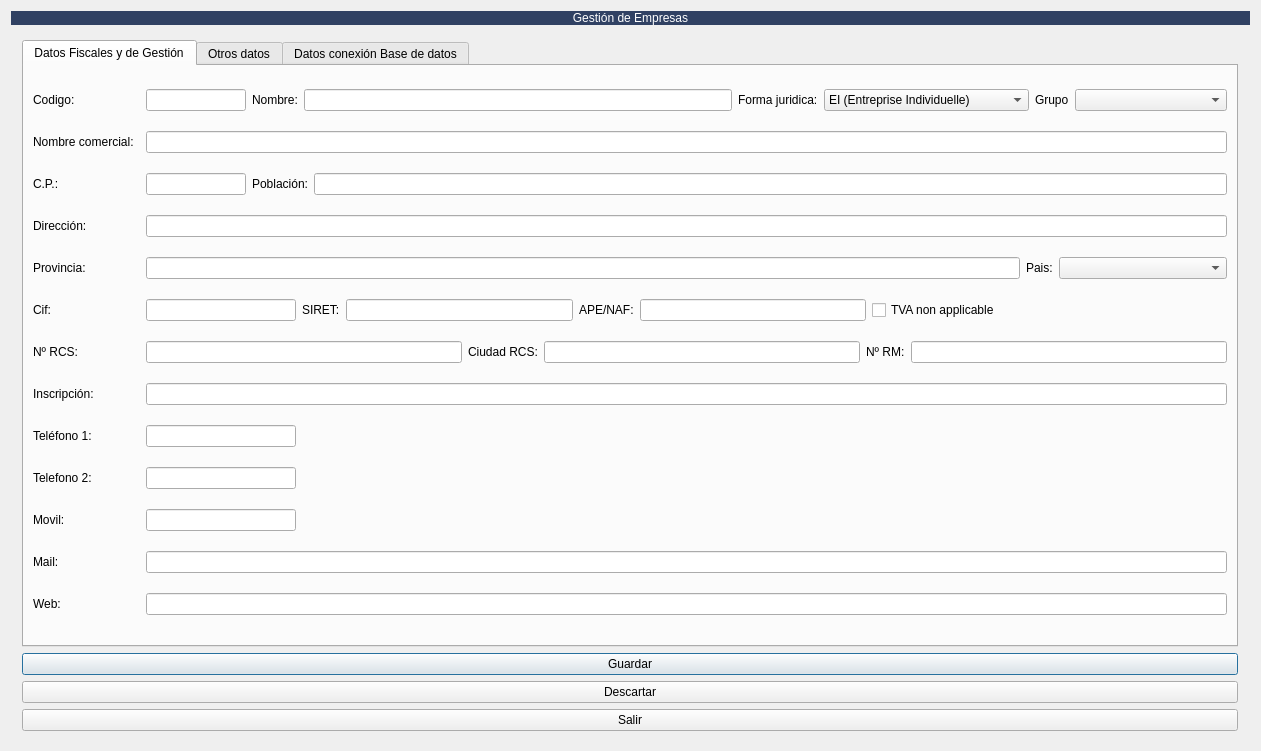
Before: the Qt Designer form app/ui/frmempresas.ui in MarcArtStudio3D/creative_ERP, drawn with Qt 5.
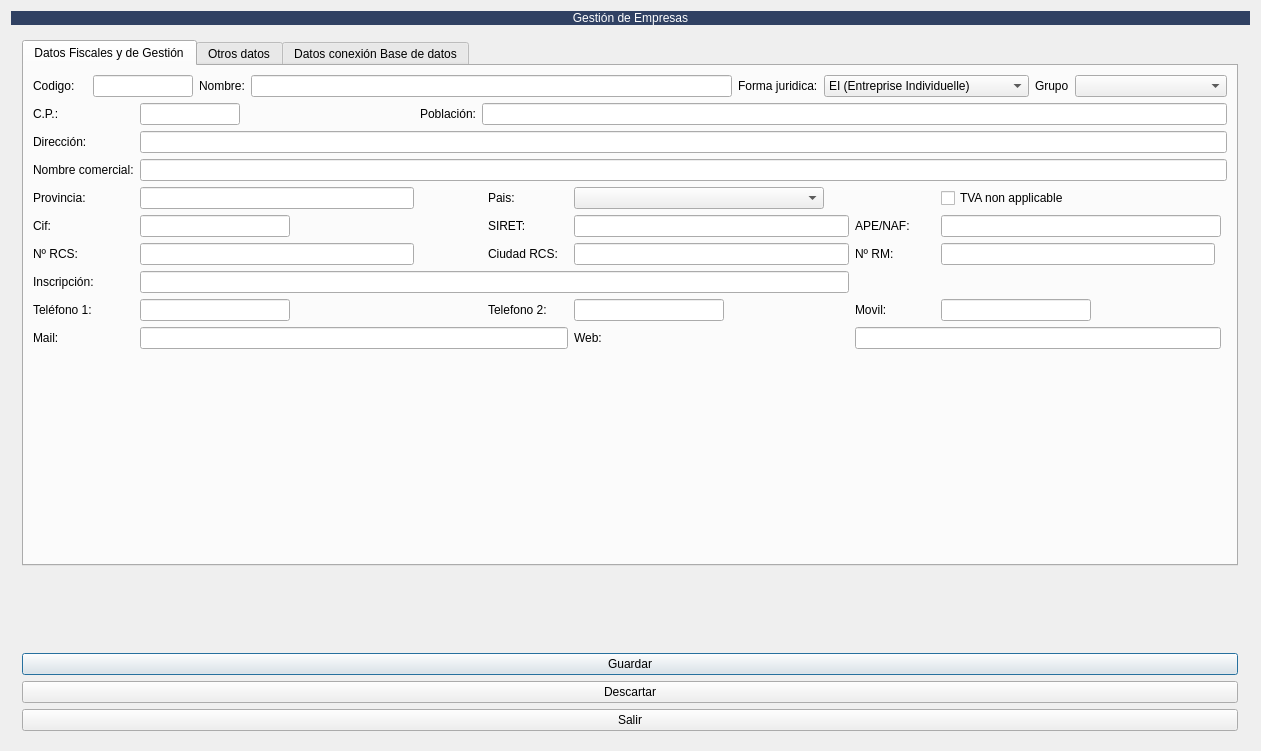
After: the same form once the commit is applied. Icons and pictures are not drawn.

The edit to the form file:
```diff
--- a/app/ui/frmempresas.ui
+++ b/app/ui/frmempresas.ui
@@ -25,7 +25,7 @@
      </property>
      <widget class="QWidget" name="create_page_empresa">
       <layout class="QGridLayout" name="gridLayout_14">
-       <item row="3" column="0">
+       <item row="4" column="0">
         <widget class="QPushButton" name="btn_guardar_nuevo">
          <property name="text">
           <string>Guardar</string>
@@ -36,13 +36,26 @@
          </property>
         </widget>
        </item>
-       <item row="4" column="0">
+       <item row="5" column="0">
         <widget class="QPushButton" name="pushButton">
          <property name="text">
           <string>Descartar</string>
          </property>
         </widget>
        </item>
+       <item row="6" column="0">
+        <widget class="QPushButton" name="btn_salir">
+         <property name="maximumSize">
+          <size>
+           <width>16777215</width>
+           <height>16777215</height>
+          </size>
+         </property>
+         <property name="text">
+          <string>Salir</string>
+         </property>
+        </widget>
+       </item>
        <item row="2" column="0">
         <widget class="QTabWidget" name="tabWidget">
          <property name="maximumSize">
@@ -62,298 +75,6 @@
            <string>Datos Fiscales y de Gestión</string>
           </attribute>
           <layout class="QGridLayout" name="gridLayout_12">
-           <item row="6" column="0">
-            <widget class="QLabel" name="label_22">
-             <property name="sizePolicy">
-              <sizepolicy hsizetype="Maximum" vsizetype="Preferred">
-               <horstretch>0</horstretch>
-               <verstretch>0</verstretch>
-              </sizepolicy>
-             </property>
-             <property name="minimumSize">
-              <size>
-               <width>66</width>
-               <height>0</height>
-              </size>
-             </property>
-             <property name="text">
-              <string>Cif:</string>
-             </property>
-            </widget>
-           </item>
-           <item row="10" column="0" colspan="2">
-            <widget class="QLabel" name="label_17">
-             <property name="sizePolicy">
-              <sizepolicy hsizetype="Maximum" vsizetype="Preferred">
-               <horstretch>0</horstretch>
-               <verstretch>0</verstretch>
-              </sizepolicy>
-             </property>
-             <property name="minimumSize">
-              <size>
-               <width>80</width>
-               <height>0</height>
-              </size>
-             </property>
-             <property name="text">
-              <string>Teléfono 1:</string>
-             </property>
-            </widget>
-           </item>
-           <item row="15" column="3">
-            <widget class="QLineEdit" name="txtcMail"/>
-           </item>
-           <item row="7" column="0">
-            <widget class="QLabel" name="label_53">
-             <property name="text">
-              <string>Nº RCS:</string>
-             </property>
-            </widget>
-           </item>
-           <item row="0" column="0">
-            <widget class="QLabel" name="label_74">
-             <property name="text">
-              <string>Codigo:</string>
-             </property>
-            </widget>
-           </item>
-           <item row="10" column="3">
-            <widget class="QLineEdit" name="txttelefono1">
-             <property name="maximumSize">
-              <size>
-               <width>150</width>
-               <height>16777215</height>
-              </size>
-             </property>
-             <property name="text">
-              <string/>
-             </property>
-             <property name="clearButtonEnabled">
-              <bool>true</bool>
-             </property>
-            </widget>
-           </item>
-           <item row="5" column="0" colspan="2">
-            <widget class="QLabel" name="label_15">
-             <property name="sizePolicy">
-              <sizepolicy hsizetype="Maximum" vsizetype="Preferred">
-               <horstretch>0</horstretch>
-               <verstretch>0</verstretch>
-              </sizepolicy>
-             </property>
-             <property name="text">
-              <string>Provincia:</string>
-             </property>
-            </widget>
-           </item>
-           <item row="9" column="3">
-            <widget class="QLineEdit" name="txtcInscripcion">
-             <property name="clearButtonEnabled">
-              <bool>true</bool>
-             </property>
-            </widget>
-           </item>
-           <item row="13" column="3">
-            <widget class="QLineEdit" name="txtMovil">
-             <property name="maximumSize">
-              <size>
-               <width>150</width>
-               <height>16777215</height>
-              </size>
-             </property>
-            </widget>
-           </item>
-           <item row="11" column="3">
-            <widget class="QLineEdit" name="txttelefono2">
-             <property name="maximumSize">
-              <size>
-               <width>150</width>
-               <height>16777215</height>
-              </size>
-             </property>
-             <property name="text">
-              <string/>
-             </property>
-             <property name="clearButtonEnabled">
-              <bool>true</bool>
-             </property>
-            </widget>
-           </item>
-           <item row="16" column="3">
-            <widget class="QLineEdit" name="txtweb"/>
-           </item>
-           <item row="13" column="0">
-            <widget class="QLabel" name="label_19">
-             <property name="sizePolicy">
-              <sizepolicy hsizetype="Maximum" vsizetype="Preferred">
-               <horstretch>0</horstretch>
-               <verstretch>0</verstretch>
-              </sizepolicy>
-             </property>
-             <property name="minimumSize">
-              <size>
-               <width>80</width>
-               <height>0</height>
-              </size>
-             </property>
-             <property name="text">
-              <string>Movil:</string>
-             </property>
-            </widget>
-           </item>
-           <item row="1" column="3">
-            <widget class="QLineEdit" name="txtNombreComercial"/>
-           </item>
-           <item row="9" column="0" colspan="2">
-            <widget class="QLabel" name="label_23">
-             <property name="sizePolicy">
-              <sizepolicy hsizetype="Maximum" vsizetype="Preferred">
-               <horstretch>0</horstretch>
-               <verstretch>0</verstretch>
-              </sizepolicy>
-             </property>
-             <property name="text">
-              <string>Inscripción:</string>
-             </property>
-            </widget>
-           </item>
-           <item row="3" column="0" colspan="2">
-            <widget class="QLabel" name="label_13">
-             <property name="sizePolicy">
-              <sizepolicy hsizetype="Maximum" vsizetype="Preferred">
-               <horstretch>0</horstretch>
-               <verstretch>0</verstretch>
-              </sizepolicy>
-             </property>
-             <property name="text">
-              <string>Dirección:</string>
-             </property>
-            </widget>
-           </item>
-           <item row="7" column="3">
-            <layout class="QHBoxLayout" name="horizontalLayout_7">
-             <item>
-              <widget class="QLineEdit" name="lineEdit_4"/>
-             </item>
-             <item>
-              <widget class="QLabel" name="label_54">
-               <property name="text">
-                <string>Ciudad RCS:</string>
-               </property>
-              </widget>
-             </item>
-             <item>
-              <widget class="QLineEdit" name="lineEdit_5"/>
-             </item>
-             <item>
-              <widget class="QLabel" name="label_57">
-               <property name="text">
-                <string>Nº RM:</string>
-               </property>
-              </widget>
-             </item>
-             <item>
-              <widget class="QLineEdit" name="lineEdit_6"/>
-             </item>
-            </layout>
-           </item>
-           <item row="15" column="0">
-            <widget class="QLabel" name="label_20">
-             <property name="sizePolicy">
-              <sizepolicy hsizetype="Maximum" vsizetype="Preferred">
-               <horstretch>0</horstretch>
-               <verstretch>0</verstretch>
-              </sizepolicy>
-             </property>
-             <property name="minimumSize">
-              <size>
-               <width>80</width>
-               <height>0</height>
-              </size>
-             </property>
-             <property name="text">
-              <string>Mail:</string>
-             </property>
-            </widget>
-           </item>
-           <item row="5" column="3">
-            <layout class="QHBoxLayout" name="horizontalLayout_2">
-             <item>
-              <widget class="QLineEdit" name="txtprovincia">
-               <property name="clearButtonEnabled">
-                <bool>true</bool>
-               </property>
-              </widget>
-             </item>
-             <item>
-              <widget class="QLabel" name="label_16">
-               <property name="sizePolicy">
-                <sizepolicy hsizetype="Maximum" vsizetype="Preferred">
-                 <horstretch>0</horstretch>
-                 <verstretch>0</verstretch>
-                </sizepolicy>
-               </property>
-               <property name="text">
-                <string>Pais:</string>
-               </property>
-              </widget>
-             </item>
-             <item>
-              <widget class="QComboBox" name="cboPais_create">
-               <property name="minimumSize">
-                <size>
-                 <width>168</width>
-                 <height>0</height>
-                </size>
-               </property>
-               <property name="maximumSize">
-                <size>
-                 <width>250</width>
-                 <height>16777215</height>
-                </size>
-               </property>
-              </widget>
-             </item>
-            </layout>
-           </item>
-           <item row="11" column="0" colspan="2">
-            <widget class="QLabel" name="label_18">
-             <property name="sizePolicy">
-              <sizepolicy hsizetype="Maximum" vsizetype="Preferred">
-               <horstretch>0</horstretch>
-               <verstretch>0</verstretch>
-              </sizepolicy>
-             </property>
-             <property name="minimumSize">
-              <size>
-               <width>80</width>
-               <height>0</height>
-              </size>
-             </property>
-             <property name="text">
-              <string>Telefono 2:</string>
-             </property>
-            </widget>
-           </item>
-           <item row="16" column="0" colspan="2">
-            <widget class="QLabel" name="label_21">
-             <property name="sizePolicy">
-              <sizepolicy hsizetype="Maximum" vsizetype="Preferred">
-               <horstretch>0</horstretch>
-               <verstretch>0</verstretch>
-              </sizepolicy>
-             </property>
-             <property name="minimumSize">
-              <size>
-               <width>80</width>
-               <height>0</height>
-              </size>
-             </property>
-             <property name="text">
-              <string>Web:</string>
-             </property>
-            </widget>
-           </item>
            <item row="0" column="3">
             <layout class="QHBoxLayout" name="horizontalLayout_4">
              <item>
@@ -501,121 +222,401 @@
              </item>
             </layout>
            </item>
-           <item row="6" column="3">
-            <layout class="QHBoxLayout" name="horizontalLayout_6">
-             <item>
-              <widget class="QLineEdit" name="txtcif">
-               <property name="maximumSize">
-                <size>
-                 <width>150</width>
-                 <height>16777215</height>
-                </size>
-               </property>
-               <property name="clearButtonEnabled">
-                <bool>true</bool>
-               </property>
-              </widget>
-             </item>
-             <item>
+           <item row="0" column="0">
+            <widget class="QLabel" name="label_74">
+             <property name="text">
+              <string>Codigo:</string>
+             </property>
+            </widget>
+           </item>
+           <item row="3" column="0" colspan="4">
+            <layout class="QGridLayout" name="gridLayout_6">
+             <item row="4" column="5">
               <widget class="QLabel" name="label_32">
                <property name="text">
                 <string>SIRET:</string>
                </property>
               </widget>
              </item>
-             <item>
+             <item row="3" column="2">
+              <widget class="QLineEdit" name="txtprovincia">
+               <property name="clearButtonEnabled">
+                <bool>true</bool>
+               </property>
+              </widget>
+             </item>
+             <item row="2" column="2" colspan="9">
+              <widget class="QLineEdit" name="txtNombreComercial"/>
+             </item>
+             <item row="7" column="5">
+              <widget class="QLabel" name="label_18">
+               <property name="sizePolicy">
+                <sizepolicy hsizetype="Maximum" vsizetype="Preferred">
+                 <horstretch>0</horstretch>
+                 <verstretch>0</verstretch>
+                </sizepolicy>
+               </property>
+               <property name="minimumSize">
+                <size>
+                 <width>80</width>
+                 <height>0</height>
+                </size>
+               </property>
+               <property name="text">
+                <string>Telefono 2:</string>
+               </property>
+              </widget>
+             </item>
+             <item row="6" column="2" colspan="5">
+              <widget class="QLineEdit" name="txtcInscripcion">
+               <property name="clearButtonEnabled">
+                <bool>true</bool>
+               </property>
+              </widget>
+             </item>
+             <item row="4" column="1">
+              <widget class="QLabel" name="label_22">
+               <property name="sizePolicy">
+                <sizepolicy hsizetype="Maximum" vsizetype="Preferred">
+                 <horstretch>0</horstretch>
+                 <verstretch>0</verstretch>
+                </sizepolicy>
+               </property>
+               <property name="minimumSize">
+                <size>
+                 <width>66</width>
+                 <height>0</height>
+                </size>
+               </property>
+               <property name="text">
+                <string>Cif:</string>
+               </property>
+              </widget>
+             </item>
+             <item row="5" column="5">
+              <widget class="QLabel" name="label_54">
+               <property name="text">
+                <string>Ciudad RCS:</string>
+               </property>
+              </widget>
+             </item>
+             <item row="7" column="6">
+              <widget class="QLineEdit" name="txttelefono2">
+               <property name="maximumSize">
+                <size>
+                 <width>150</width>
+                 <height>16777215</height>
+                </size>
+               </property>
+               <property name="text">
+                <string/>
+               </property>
+               <property name="clearButtonEnabled">
+                <bool>true</bool>
+               </property>
+              </widget>
+             </item>
+             <item row="3" column="8">
+              <widget class="QCheckBox" name="chkTVA">
+               <property name="text">
+                <string>TVA non applicable</string>
+               </property>
+              </widget>
+             </item>
+             <item row="5" column="2">
+              <widget class="QLineEdit" name="lineEdit_4"/>
+             </item>
+             <item row="5" column="7">
+              <widget class="QLabel" name="label_57">
+               <property name="text">
+                <string>Nº RM:</string>
+               </property>
+              </widget>
+             </item>
+             <item row="4" column="6">
               <widget class="QLineEdit" name="lineEdit_2"/>
              </item>
-             <item>
+             <item row="1" column="2" colspan="9">
+              <widget class="QLineEdit" name="txtdireccion1">
+               <property name="clearButtonEnabled">
+                <bool>true</bool>
+               </property>
+              </widget>
+             </item>
+             <item row="0" column="1">
+              <widget class="QLabel" name="label_14">
+               <property name="sizePolicy">
+                <sizepolicy hsizetype="Maximum" vsizetype="Preferred">
+                 <horstretch>0</horstretch>
+                 <verstretch>0</verstretch>
+                </sizepolicy>
+               </property>
+               <property name="text">
+                <string>C.P.:</string>
+               </property>
+              </widget>
+             </item>
+             <item row="7" column="7">
+              <widget class="QLabel" name="label_19">
+               <property name="sizePolicy">
+                <sizepolicy hsizetype="Maximum" vsizetype="Preferred">
+                 <horstretch>0</horstretch>
+                 <verstretch>0</verstretch>
+                </sizepolicy>
+               </property>
+               <property name="minimumSize">
+                <size>
+                 <width>80</width>
+                 <height>0</height>
+                </size>
+               </property>
+               <property name="text">
+                <string>Movil:</string>
+               </property>
+              </widget>
+             </item>
+             <item row="4" column="8" colspan="2">
+              <widget class="QLineEdit" name="lineEdit_3"/>
+             </item>
+             <item row="1" column="1">
+              <widget class="QLabel" name="label_13">
+               <property name="sizePolicy">
+                <sizepolicy hsizetype="Maximum" vsizetype="Preferred">
+                 <horstretch>0</horstretch>
+                 <verstretch>0</verstretch>
+                </sizepolicy>
+               </property>
+               <property name="text">
+                <string>Dirección:</string>
+               </property>
+              </widget>
+             </item>
+             <item row="0" column="2">
+              <widget class="QLineEdit" name="txtcp">
+               <property name="maximumSize">
+                <size>
+                 <width>100</width>
+                 <height>16777215</height>
+                </size>
+               </property>
+               <property name="clearButtonEnabled">
+                <bool>true</bool>
+               </property>
+              </widget>
+             </item>
+             <item row="5" column="1">
+              <widget class="QLabel" name="label_53">
+               <property name="text">
+                <string>Nº RCS:</string>
+               </property>
+              </widget>
+             </item>
+             <item row="3" column="5">
+              <widget class="QLabel" name="label_16">
+               <property name="sizePolicy">
+                <sizepolicy hsizetype="Maximum" vsizetype="Preferred">
+                 <horstretch>0</horstretch>
+                 <verstretch>0</verstretch>
+                </sizepolicy>
+               </property>
+               <property name="text">
+                <string>Pais:</string>
+               </property>
+              </widget>
+             </item>
+             <item row="7" column="8">
+              <widget class="QLineEdit" name="txtMovil">
+               <property name="maximumSize">
+                <size>
+                 <width>150</width>
+                 <height>16777215</height>
+                </size>
+               </property>
+              </widget>
+             </item>
+             <item row="0" column="4" colspan="7">
+              <widget class="QLineEdit" name="txtpoblacion">
+               <property name="clearButtonEnabled">
+                <bool>true</bool>
+               </property>
+              </widget>
+             </item>
+             <item row="5" column="6">
+              <widget class="QLineEdit" name="lineEdit_5"/>
+             </item>
+             <item row="7" column="1">
+              <widget class="QLabel" name="label_17">
+               <property name="sizePolicy">
+                <sizepolicy hsizetype="Maximum" vsizetype="Preferred">
+                 <horstretch>0</horstretch>
+                 <verstretch>0</verstretch>
+                </sizepolicy>
+               </property>
+               <property name="minimumSize">
+                <size>
+                 <width>80</width>
+                 <height>0</height>
+                </size>
+               </property>
+               <property name="text">
+                <string>Teléfono 1:</string>
+               </property>
+              </widget>
+             </item>
+             <item row="8" column="7" colspan="3">
+              <widget class="QLineEdit" name="txtweb"/>
+             </item>
+             <item row="8" column="6">
+              <widget class="QLabel" name="label_21">
+               <property name="sizePolicy">
+                <sizepolicy hsizetype="Maximum" vsizetype="Preferred">
+                 <horstretch>0</horstretch>
+                 <verstretch>0</verstretch>
+                </sizepolicy>
+               </property>
+               <property name="minimumSize">
+                <size>
+                 <width>80</width>
+                 <height>0</height>
+                </size>
+               </property>
+               <property name="text">
+                <string>Web:</string>
+               </property>
+              </widget>
+             </item>
+             <item row="3" column="6">
+              <widget class="QComboBox" name="cboPais_create">
+               <property name="minimumSize">
+                <size>
+                 <width>168</width>
+                 <height>0</height>
+                </size>
+               </property>
+               <property name="maximumSize">
+                <size>
+                 <width>250</width>
+                 <height>16777215</height>
+                </size>
+               </property>
+              </widget>
+             </item>
+             <item row="6" column="1">
+              <widget class="QLabel" name="label_23">
+               <property name="sizePolicy">
+                <sizepolicy hsizetype="Maximum" vsizetype="Preferred">
+                 <horstretch>0</horstretch>
+                 <verstretch>0</verstretch>
+                </sizepolicy>
+               </property>
+               <property name="text">
+                <string>Inscripción:</string>
+               </property>
+              </widget>
+             </item>
+             <item row="2" column="1">
+              <widget class="QLabel" name="label_43">
+               <property name="text">
+                <string>Nombre comercial:</string>
+               </property>
+              </widget>
+             </item>
+             <item row="8" column="1">
+              <widget class="QLabel" name="label_20">
+               <property name="sizePolicy">
+                <sizepolicy hsizetype="Maximum" vsizetype="Preferred">
+                 <horstretch>0</horstretch>
+                 <verstretch>0</verstretch>
+                </sizepolicy>
+               </property>
+               <property name="minimumSize">
+                <size>
+                 <width>80</width>
+                 <height>0</height>
+                </size>
+               </property>
+               <property name="text">
+                <string>Mail:</string>
+               </property>
+              </widget>
+             </item>
+             <item row="0" column="3">
+              <widget class="QLabel" name="label_50">
+               <property name="text">
+                <string>Población:</string>
+               </property>
+              </widget>
+             </item>
+             <item row="7" column="2">
+              <widget class="QLineEdit" name="txttelefono1">
+               <property name="maximumSize">
+                <size>
+                 <width>150</width>
+                 <height>16777215</height>
+                </size>
+               </property>
+               <property name="text">
+                <string/>
+               </property>
+               <property name="clearButtonEnabled">
+                <bool>true</bool>
+               </property>
+              </widget>
+             </item>
+             <item row="8" column="2" colspan="4">
+              <widget class="QLineEdit" name="txtcMail"/>
+             </item>
+             <item row="3" column="1">
+              <widget class="QLabel" name="label_15">
+               <property name="sizePolicy">
+                <sizepolicy hsizetype="Maximum" vsizetype="Preferred">
+                 <horstretch>0</horstretch>
+                 <verstretch>0</verstretch>
+                </sizepolicy>
+               </property>
+               <property name="text">
+                <string>Provincia:</string>
+               </property>
+              </widget>
+             </item>
+             <item row="4" column="7">
               <widget class="QLabel" name="label_34">
                <property name="text">
                 <string>APE/NAF:</string>
                </property>
               </widget>
              </item>
-             <item>
-              <widget class="QLineEdit" name="lineEdit_3"/>
-             </item>
-             <item>
-              <widget class="QCheckBox" name="chkTVA">
-               <property name="text">
-                <string>TVA non applicable</string>
+             <item row="4" column="2">
+              <widget class="QLineEdit" name="txtcif">
+               <property name="maximumSize">
+                <size>
+                 <width>150</width>
+                 <height>16777215</height>
+                </size>
+               </property>
+               <property name="clearButtonEnabled">
+                <bool>true</bool>
                </property>
               </widget>
              </item>
-             <item>
-              <spacer name="horizontalSpacer_9">
+             <item row="5" column="8">
+              <widget class="QLineEdit" name="lineEdit_6"/>
+             </item>
+             <item row="9" column="2">
+              <spacer name="verticalSpacer_3">
                <property name="orientation">
-                <enum>Qt::Orientation::Horizontal</enum>
+                <enum>Qt::Orientation::Vertical</enum>
                </property>
                <property name="sizeHint" stdset="0">
                 <size>
-                 <width>40</width>
-                 <height>20</height>
+                 <width>20</width>
+                 <height>40</height>
                 </size>
                </property>
               </spacer>
              </item>
             </layout>
            </item>
-           <item row="2" column="0">
-            <widget class="QLabel" name="label_14">
-             <property name="sizePolicy">
-              <sizepolicy hsizetype="Maximum" vsizetype="Preferred">
-               <horstretch>0</horstretch>
-               <verstretch>0</verstretch>
-              </sizepolicy>
-             </property>
-             <property name="text">
-              <string>C.P.:</string>
-             </property>
-            </widget>
-           </item>
-           <item row="1" column="0">
-            <widget class="QLabel" name="label_43">
-             <property name="text">
-              <string>Nombre comercial:</string>
-             </property>
-            </widget>
-           </item>
-           <item row="2" column="3">
-            <layout class="QHBoxLayout" name="horizontalLayout">
-             <item>
-              <widget class="QLineEdit" name="txtcp">
-               <property name="maximumSize">
-                <size>
-                 <width>100</width>
-                 <height>16777215</height>
-                </size>
-               </property>
-               <property name="clearButtonEnabled">
-                <bool>true</bool>
-               </property>
-              </widget>
-             </item>
-             <item>
-              <widget class="QLabel" name="label_50">
-               <property name="text">
-                <string>Población:</string>
-               </property>
-              </widget>
-             </item>
-             <item>
-              <widget class="QLineEdit" name="txtpoblacion">
-               <property name="clearButtonEnabled">
-                <bool>true</bool>
-               </property>
-              </widget>
-             </item>
-            </layout>
-           </item>
-           <item row="3" column="3">
-            <widget class="QLineEdit" name="txtdireccion1">
-             <property name="clearButtonEnabled">
-              <bool>true</bool>
-             </property>
-            </widget>
-           </item>
           </layout>
          </widget>
          <widget class="QWidget" name="tab">
@@ -2096,18 +2097,18 @@
          </widget>
         </widget>
        </item>
-       <item row="5" column="0">
-        <widget class="QPushButton" name="btn_salir">
-         <property name="maximumSize">
+       <item row="3" column="0">
+        <spacer name="verticalSpacer">
+         <property name="orientation">
+          <enum>Qt::Orientation::Vertical</enum>
+         </property>
+         <property name="sizeHint" stdset="0">
           <size>
-           <width>16777215</width>
-           <height>16777215</height>
+           <width>20</width>
+           <height>40</height>
           </size>
          </property>
-         <property name="text">
-          <string>Salir</string>
-         </property>
-        </widget>
+        </spacer>
        </item>
       </layout>
      </widget>
```
Left out of the diff: 19 changed lines with no effect on the pictures.
